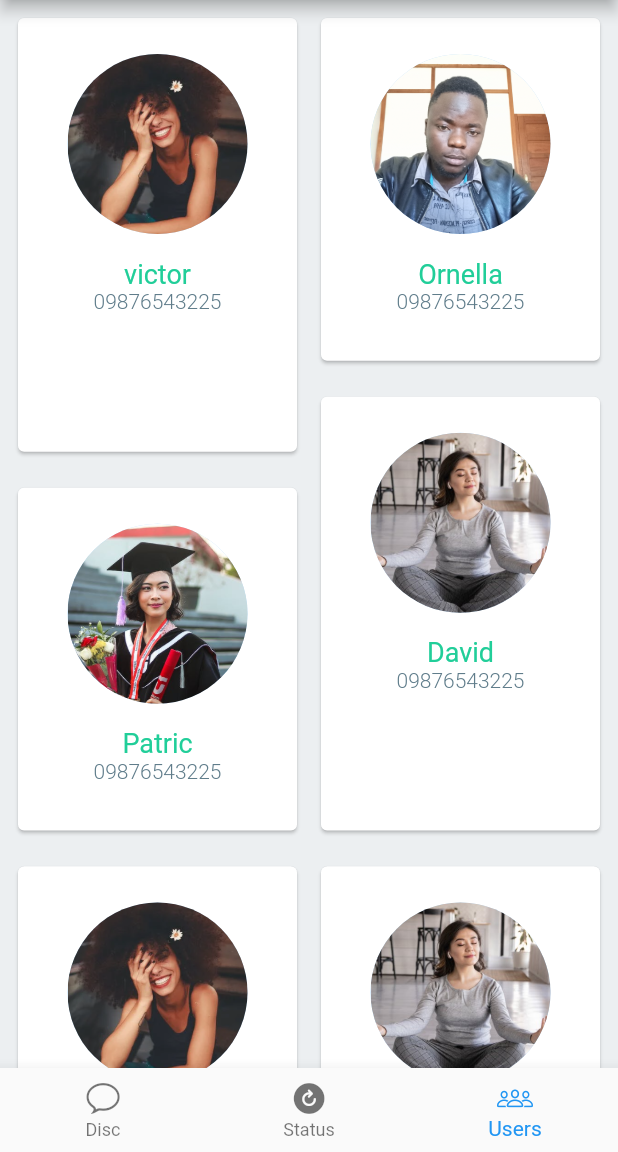
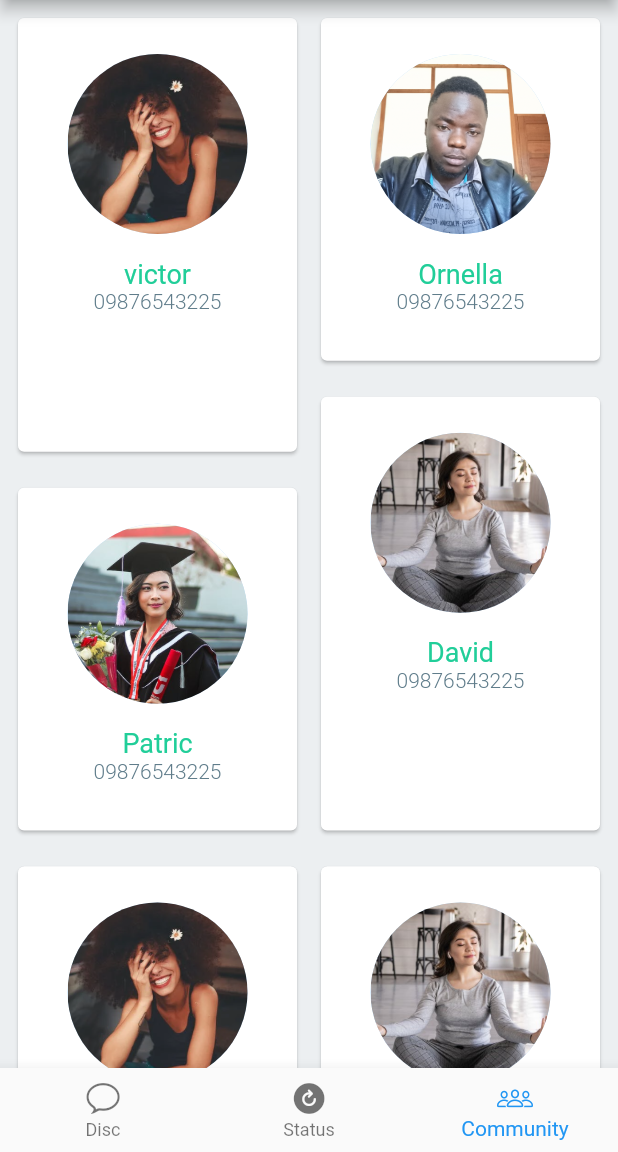
Before and after one commit to fadev8/free_chat, a Flutter app: the screen it shows after launch, swiped to page 3, on a phone screen of 412 x 824 dp, the part 84-1236 px from its top. Run offline on Flutter 3.47's test engine with Material 2 defaults, Android fonts, the phone set to English and light mode, and no system bars; our stand-ins replace timeago; missing offline and left inert: flutter_stories.

Commit message:
community

```diff
--- a/lib/screens/main_chat.dart
+++ b/lib/screens/main_chat.dart
@@ -55,7 +55,7 @@ class _MainChatState extends State<MainChat> {
           ),
           BottomNavigationBarItem(
             icon: Icon(CupertinoIcons.group),
-            title: Text('Users'),
+            title: Text('Community'),
           ),
         ],
       ),
```
Also changed, not shown: 2 other files.
